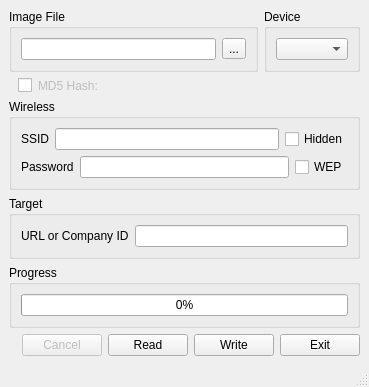
The window that src/mainwindow.ui (bizplay/win32-disk-imager) describes before a commit, drawn with Qt 5.
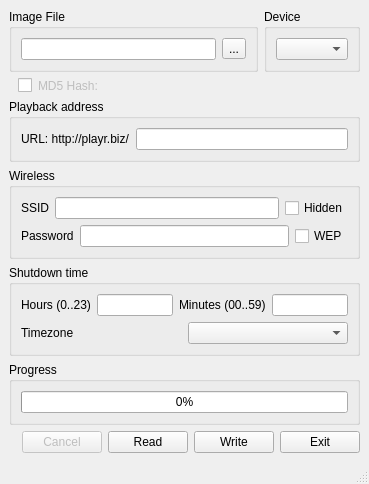
The same window after the commit. Icons and pictures are not drawn.

Commit message: added shutdown cron job configuration, put playback address at to op settings, hide md5 fucntionality

The edit to the form file:
```diff
--- a/src/mainwindow.ui
+++ b/src/mainwindow.ui
@@ -7,7 +7,7 @@
     <x>0</x>
     <y>0</y>
     <width>355</width>
-    <height>384</height>
+    <height>452</height>
    </rect>
   </property>
   <property name="acceptDrops">
@@ -21,11 +21,238 @@
     <normaloff>:/images/images/Win32DiskImager.png</normaloff>:/images/images/Win32DiskImager.png</iconset>
   </property>
   <widget class="QWidget" name="centralwidget">
-   <layout class="QFormLayout" name="formLayout">
-    <property name="fieldGrowthPolicy">
-     <enum>QFormLayout::AllNonFixedFieldsGrow</enum>
-    </property>
-    <item row="0" column="0" colspan="2">
+   <property name="sizePolicy">
+    <sizepolicy hsizetype="Preferred" vsizetype="Preferred">
+     <horstretch>0</horstretch>
+     <verstretch>0</verstretch>
+    </sizepolicy>
+   </property>
+   <layout class="QGridLayout" name="gridLayout">
+    <item row="4" column="0">
+     <widget class="QGroupBox" name="groupBox_3">
+      <property name="title">
+       <string>Shutdown time</string>
+      </property>
+      <layout class="QGridLayout" name="gridLayout_2">
+       <item row="0" column="0">
+        <layout class="QHBoxLayout" name="horizontalLayout_5">
+         <item>
+          <widget class="QLabel" name="label">
+           <property name="text">
+            <string>Hours (0..23)</string>
+           </property>
+          </widget>
+         </item>
+         <item>
+          <widget class="QLineEdit" name="leTimeHours"/>
+         </item>
+        </layout>
+       </item>
+       <item row="0" column="1">
+        <layout class="QHBoxLayout" name="horizontalLayout_6">
+         <item>
+          <widget class="QLabel" name="label_2">
+           <property name="text">
+            <string>Minutes (00..59)</string>
+           </property>
+          </widget>
+         </item>
+         <item>
+          <widget class="QLineEdit" name="leTimeMinutes"/>
+         </item>
+        </layout>
+       </item>
+       <item row="1" column="0" colspan="2">
+        <layout class="QHBoxLayout" name="horizontalLayout_7">
+         <item>
+          <widget class="QLabel" name="label_3">
+           <property name="text">
+            <string>Timezone</string>
+           </property>
+          </widget>
+         </item>
+         <item>
+          <widget class="QComboBox" name="cbTimeZone"/>
+         </item>
+        </layout>
+       </item>
+      </layout>
+     </widget>
+    </item>
+    <item row="6" column="0">
+     <widget class="QGroupBox" name="groupBox_5">
+      <property name="title">
+       <string>Progress</string>
+      </property>
+      <layout class="QHBoxLayout">
+       <property name="spacing">
+        <number>6</number>
+       </property>
+       <property name="margin">
+        <number>9</number>
+       </property>
+       <item>
+        <widget class="QProgressBar" name="progressbar">
+         <property name="value">
+          <number>0</number>
+         </property>
+         <property name="textVisible">
+          <bool>true</bool>
+         </property>
+         <property name="format">
+          <string>%p%</string>
+         </property>
+        </widget>
+       </item>
+      </layout>
+     </widget>
+    </item>
+    <item row="3" column="0">
+     <widget class="QGroupBox" name="gbWireless">
+      <property name="title">
+       <string>Wireless</string>
+      </property>
+      <layout class="QVBoxLayout" name="verticalLayout_3">
+       <item>
+        <layout class="QVBoxLayout" name="verticalLayout_2">
+         <item>
+          <layout class="QHBoxLayout" name="horizontalLayout_2">
+           <item>
+            <widget class="QLabel" name="lbSSID">
+             <property name="text">
+              <string>SSID</string>
+             </property>
+            </widget>
+           </item>
+           <item>
+            <widget class="QLineEdit" name="leSSID"/>
+           </item>
+           <item>
+            <widget class="QCheckBox" name="cbHidden">
+             <property name="text">
+              <string>Hidden</string>
+             </property>
+            </widget>
+           </item>
+          </layout>
+         </item>
+         <item>
+          <layout class="QHBoxLayout" name="horizontalLayout_3">
+           <item>
+            <widget class="QLabel" name="lbPassword">
+             <property name="text">
+              <string>Password</string>
+             </property>
+            </widget>
+           </item>
+           <item>
+            <widget class="QLineEdit" name="lePassword"/>
+           </item>
+           <item>
+            <widget class="QCheckBox" name="cbWEP">
+             <property name="text">
+              <string>WEP</string>
+             </property>
+            </widget>
+           </item>
+          </layout>
+         </item>
+        </layout>
+       </item>
+      </layout>
+     </widget>
+    </item>
+    <item row="7" column="0">
+     <layout class="QHBoxLayout">
+      <item>
+       <widget class="QLabel" name="VerLabel">
+        <property name="baseSize">
+         <size>
+          <width>40</width>
+          <height>20</height>
+         </size>
+        </property>
+        <property name="text">
+         <string notr="true"/>
+        </property>
+        <property name="alignment">
+         <set>Qt::AlignCenter</set>
+        </property>
+       </widget>
+      </item>
+      <item>
+       <widget class="QPushButton" name="bCancel">
+        <property name="enabled">
+         <bool>false</bool>
+        </property>
+        <property name="sizePolicy">
+         <sizepolicy hsizetype="Fixed" vsizetype="Fixed">
+          <horstretch>0</horstretch>
+          <verstretch>0</verstretch>
+         </sizepolicy>
+        </property>
+        <property name="statusTip">
+         <string>Cancel current process.</string>
+        </property>
+        <property name="text">
+         <string>Cancel</string>
+        </property>
+       </widget>
+      </item>
+      <item>
+       <widget class="QPushButton" name="bRead">
+        <property name="sizePolicy">
+         <sizepolicy hsizetype="Fixed" vsizetype="Fixed">
+          <horstretch>0</horstretch>
+          <verstretch>0</verstretch>
+         </sizepolicy>
+        </property>
+        <property name="toolTip">
+         <string/>
+        </property>
+        <property name="statusTip">
+         <string>Read data from 'Device' to 'Image File'</string>
+        </property>
+        <property name="text">
+         <string>Read</string>
+        </property>
+       </widget>
+      </item>
+      <item>
+       <widget class="QPushButton" name="bWrite">
+        <property name="sizePolicy">
+         <sizepolicy hsizetype="Fixed" vsizetype="Fixed">
+          <horstretch>0</horstretch>
+          <verstretch>0</verstretch>
+         </sizepolicy>
+        </property>
+        <property name="statusTip">
+         <string>Write data in 'Image File' to 'Device'</string>
+        </property>
+        <property name="text">
+         <string>Write</string>
+        </property>
+       </widget>
+      </item>
+      <item>
+       <widget class="QPushButton" name="bExit">
+        <property name="sizePolicy">
+         <sizepolicy hsizetype="Fixed" vsizetype="Fixed">
+          <horstretch>0</horstretch>
+          <verstretch>0</verstretch>
+         </sizepolicy>
+        </property>
+        <property name="statusTip">
+         <string>Exit Win32 Disk Imager</string>
+        </property>
+        <property name="text">
+         <string>Exit</string>
+        </property>
+       </widget>
+      </item>
+     </layout>
+    </item>
+    <item row="0" column="0">
      <layout class="QHBoxLayout">
       <item>
        <widget class="QGroupBox" name="groupBox">
@@ -158,65 +385,10 @@
       </item>
      </layout>
     </item>
-    <item row="2" column="0" colspan="2">
-     <widget class="QGroupBox" name="gbWireless">
-      <property name="title">
-       <string>Wireless</string>
-      </property>
-      <layout class="QVBoxLayout" name="verticalLayout_3">
-       <item>
-        <layout class="QVBoxLayout" name="verticalLayout_2">
-         <item>
-          <layout class="QHBoxLayout" name="horizontalLayout_2">
-           <item>
-            <widget class="QLabel" name="lbSSID">
-             <property name="text">
-              <string>SSID</string>
-             </property>
-            </widget>
-           </item>
-           <item>
-            <widget class="QLineEdit" name="leSSID"/>
-           </item>
-           <item>
-            <widget class="QCheckBox" name="cbHidden">
-             <property name="text">
-              <string>Hidden</string>
-             </property>
-            </widget>
-           </item>
-          </layout>
-         </item>
-         <item>
-          <layout class="QHBoxLayout" name="horizontalLayout_3">
-           <item>
-            <widget class="QLabel" name="lbPassword">
-             <property name="text">
-              <string>Password</string>
-             </property>
-            </widget>
-           </item>
-           <item>
-            <widget class="QLineEdit" name="lePassword"/>
-           </item>
-           <item>
-            <widget class="QCheckBox" name="cbWEP">
-             <property name="text">
-              <string>WEP</string>
-             </property>
-            </widget>
-           </item>
-          </layout>
-         </item>
-        </layout>
-       </item>
-      </layout>
-     </widget>
-    </item>
-    <item row="3" column="0" colspan="2">
+    <item row="2" column="0">
      <widget class="QGroupBox" name="gbTarget">
       <property name="title">
-       <string>Target</string>
+       <string>Playback address</string>
       </property>
       <layout class="QVBoxLayout" name="verticalLayout_4">
        <item>
@@ -224,7 +396,7 @@
          <item>
           <widget class="QLabel" name="lbTarget">
            <property name="text">
-            <string>URL or Company ID</string>
+            <string>URL: http://playr.biz/</string>
            </property>
           </widget>
          </item>
@@ -236,124 +408,6 @@
       </layout>
      </widget>
     </item>
-    <item row="4" column="0" colspan="2">
-     <widget class="QGroupBox" name="groupBox_5">
-      <property name="title">
-       <string>Progress</string>
-      </property>
-      <layout class="QHBoxLayout">
-       <property name="spacing">
-        <number>6</number>
-       </property>
-       <property name="margin">
-        <number>9</number>
-       </property>
-       <item>
-        <widget class="QProgressBar" name="progressbar">
-         <property name="value">
-          <number>0</number>
-         </property>
-         <property name="textVisible">
-          <bool>true</bool>
-         </property>
-         <property name="format">
-          <string>%p%</string>
-         </property>
-        </widget>
-       </item>
-      </layout>
-     </widget>
-    </item>
-    <item row="5" column="0">
-     <layout class="QHBoxLayout">
-      <item>
-       <widget class="QLabel" name="VerLabel">
-        <property name="baseSize">
-         <size>
-          <width>40</width>
-          <height>20</height>
-         </size>
-        </property>
-        <property name="text">
-         <string notr="true"/>
-        </property>
-        <property name="alignment">
-         <set>Qt::AlignCenter</set>
-        </property>
-       </widget>
-      </item>
-      <item>
-       <widget class="QPushButton" name="bCancel">
-        <property name="enabled">
-         <bool>false</bool>
-        </property>
-        <property name="sizePolicy">
-         <sizepolicy hsizetype="Fixed" vsizetype="Fixed">
-          <horstretch>0</horstretch>
-          <verstretch>0</verstretch>
-         </sizepolicy>
-        </property>
-        <property name="statusTip">
-         <string>Cancel current process.</string>
-        </property>
-        <property name="text">
-         <string>Cancel</string>
-        </property>
-       </widget>
-      </item>
-      <item>
-       <widget class="QPushButton" name="bRead">
-        <property name="sizePolicy">
-         <sizepolicy hsizetype="Fixed" vsizetype="Fixed">
-          <horstretch>0</horstretch>
-          <verstretch>0</verstretch>
-         </sizepolicy>
-        </property>
-        <property name="toolTip">
-         <string/>
-        </property>
-        <property name="statusTip">
-         <string>Read data from 'Device' to 'Image File'</string>
-        </property>
-        <property name="text">
-         <string>Read</string>
-        </property>
-       </widget>
-      </item>
-      <item>
-       <widget class="QPushButton" name="bWrite">
-        <property name="sizePolicy">
-         <sizepolicy hsizetype="Fixed" vsizetype="Fixed">
-          <horstretch>0</horstretch>
-          <verstretch>0</verstretch>
-         </sizepolicy>
-        </property>
-        <property name="statusTip">
-         <string>Write data in 'Image File' to 'Device'</string>
-        </property>
-        <property name="text">
-         <string>Write</string>
-        </property>
-       </widget>
-      </item>
-      <item>
-       <widget class="QPushButton" name="bExit">
-        <property name="sizePolicy">
-         <sizepolicy hsizetype="Fixed" vsizetype="Fixed">
-          <horstretch>0</horstretch>
-          <verstretch>0</verstretch>
-         </sizepolicy>
-        </property>
-        <property name="statusTip">
-         <string>Exit Win32 Disk Imager</string>
-        </property>
-        <property name="text">
-         <string>Exit</string>
-        </property>
-       </widget>
-      </item>
-     </layout>
-    </item>
    </layout>
   </widget>
   <widget class="QStatusBar" name="statusbar"/>
```
Left out of the diff: 18 changed lines with no effect on the pictures. The commit also changes 5 other files.
